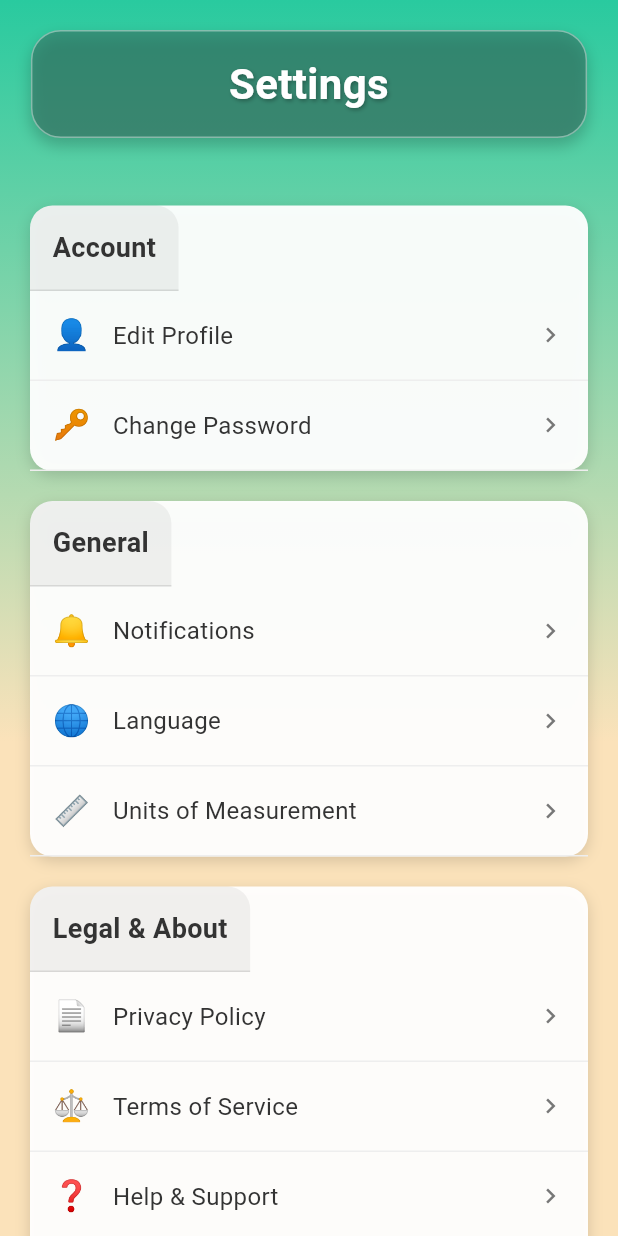
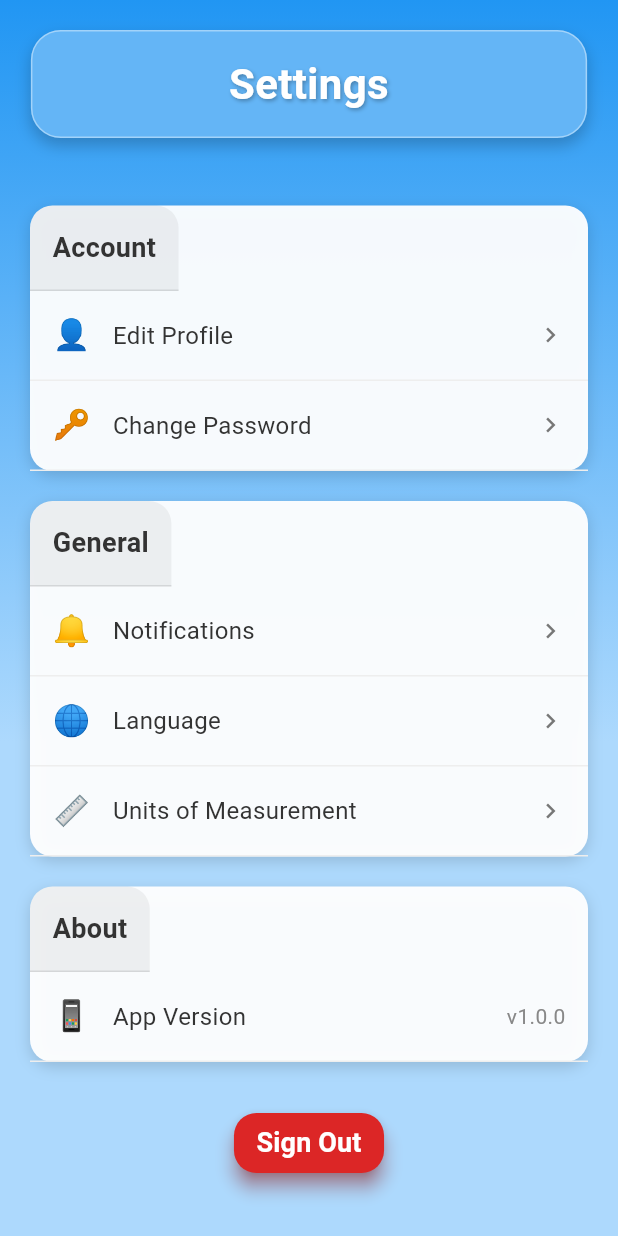
Before and after one commit to pranav14-1/HariVest, a Flutter app: the SettingsScreen screen opened directly, on a phone screen of 412 x 824 dp. Run offline on Flutter 3.47's test engine with Material 3 defaults, Android fonts, the phone set to English and light mode, and no system bars.

Commit message:
setting screen ui

```diff
--- a/lib/main.dart
+++ b/lib/main.dart
@@ -1,5 +1,6 @@
 import 'package:flutter/material.dart';
 import 'package:pws/screens/dashboard.dart';
+import 'package:pws/screens/settings_screen.dart';
 import 'package:pws/screens/signUpScreen.dart';
 import 'package:pws/screens/splash_screen.dart';
 
@@ -12,6 +13,9 @@
 
   @override
   Widget build(BuildContext context) {
-    return MaterialApp(debugShowCheckedModeBanner: false, home: SplashScreen());
+    return MaterialApp(
+      debugShowCheckedModeBanner: false,
+      home: SettingsScreen(),
+    );
   }
 }
--- a/lib/screens/settings_screen.dart
+++ b/lib/screens/settings_screen.dart
@@ -10,7 +10,10 @@
         title: Text(title),
         content: Text(message),
         actions: [
-          TextButton(onPressed: () => Navigator.pop(context), child: const Text("OK")),
+          TextButton(
+            onPressed: () => Navigator.pop(context),
+            child: const Text("OK"),
+          ),
         ],
       ),
     );
@@ -56,7 +59,7 @@
           Container(
             decoration: const BoxDecoration(
               gradient: LinearGradient(
-                colors: [Color(0xFF29ca9f), Color(0xFFFBE2BA)],
+                colors: [Color(0xFF2196F3), Color.fromARGB(255, 173, 217, 253)],
                 begin: Alignment.topCenter,
                 end: Alignment.bottomCenter,
                 stops: [0, 0.6],
@@ -70,9 +73,12 @@
                 Container(
                   width: MediaQuery.of(context).size.width * 0.9,
                   margin: const EdgeInsets.only(top: 20, bottom: 25),
-                  padding: const EdgeInsets.symmetric(vertical: 15, horizontal: 20),
+                  padding: const EdgeInsets.symmetric(
+                    vertical: 15,
+                    horizontal: 20,
+                  ),
                   decoration: BoxDecoration(
-                    color: const Color(0x99367263),
+                    color: Colors.blue.shade300,
                     borderRadius: BorderRadius.circular(20),
                     border: Border.all(color: Colors.white.withOpacity(0.4)),
                     boxShadow: [
@@ -107,9 +113,7 @@
                     child: Column(
                       children: [
                         // Account Section
-                        _section(
-                          "Account",
-                          [
+                        _section("Account", [
                           _settingItem(
                             icon: "👤",
                             iconColor: const Color(0xFFFBBF24),
@@ -122,71 +126,98 @@
                             label: "Change Password",
                             onTap: () => _navigateTo(context, "ChangePassword"),
                           ),
-                          ],
-                        ),
+                        ]),
                         // General Section
-                        _section(
-                          "General",
-                          [
+                        _section("General", [
                           _settingItem(
                             icon: "🔔",
                             iconColor: const Color(0xFF3B82F6),
                             label: "Notifications",
-                              onTap: () => _showAlert(context, "Notifications", "Go to notification settings"),
+                            onTap: () => _showAlert(
+                              context,
+                              "Notifications",
+                              "Go to notification settings",
+                            ),
                           ),
                           _settingItem(
                             icon: "🌐",
                             iconColor: const Color(0xFFEF4444),
                             label: "Language",
-                              onTap: () => _showAlert(context, "Language", "Change app language"),
+                            onTap: () => _showAlert(
+                              context,
+                              "Language",
+                              "Change app language",
+                            ),
                           ),
                           _settingItem(
                             icon: "📏",
                             iconColor: const Color(0xFF8B5CF6),
                             label: "Units of Measurement",
-                              onTap: () => _showAlert(context, "Units of Measurement", "Change measurement units"),
+                            onTap: () => _showAlert(
+                              context,
+                              "Units of Measurement",
+                              "Change measurement units",
                             ),
-                          ],
                           ),
-                        // Legal & About Section
-                        _section(
-                          "Legal & About",
-                          [
-                            _settingItem(
-                              icon: "📄",
-                              iconColor: const Color(0xFF6B7280),
-                              label: "Privacy Policy",
-                              onTap: () => _showAlert(context, "Privacy Policy", "Show privacy policy"),
-                            ),
-                            _settingItem(
-                              icon: "⚖️",
-                              iconColor: const Color(0xFF6B7280),
-                              label: "Terms of Service",
-                              onTap: () => _showAlert(context, "Terms of Service", "Show terms of service"),
-                            ),
-                            _settingItem(
-                              icon: "❓",
-                              iconColor: const Color(0xFFFBBF24),
-                              label: "Help & Support",
-                              onTap: () => _showAlert(context, "Help & Support", "Get help and support"),
-                            ),
+                        ]),
+                        // About Section
+                        _section("About", [
+                          // _settingItem(
+                          //   icon: "📄",
+                          //   iconColor: const Color(0xFF6B7280),
+                          //   label: "Privacy Policy",
+                          //   onTap: () => _showAlert(
+                          //     context,
+                          //     "Privacy Policy",
+                          //     "Show privacy policy",
+                          //   ),
+                          // ),
+                          // _settingItem(
+                          //   icon: "⚖️",
+                          //   iconColor: const Color(0xFF6B7280),
+                          //   label: "Terms of Service",
+                          //   onTap: () => _showAlert(
+                          //     context,
+                          //     "Terms of Service",
+                          //     "Show terms of service",
+                          //   ),
+                          // ),
+                          // _settingItem(
+                          //   icon: "❓",
+                          //   iconColor: const Color(0xFFFBBF24),
+                          //   label: "Help & Support",
+                          //   onTap: () => _showAlert(
+                          //     context,
+                          //     "Help & Support",
+                          //     "Get help and support",
+                          //   ),
+                          // ),
                           _settingItem(
                             icon: "📱",
                             iconColor: const Color(0xFF9CA3AF),
                             label: "App Version",
-                              trailing: const Text("v1.0.0", style: TextStyle(fontSize: 14, color: Color(0xFF888888))),
+                            trailing: const Text(
+                              "v1.0.0",
+                              style: TextStyle(
+                                fontSize: 14,
+                                color: Color(0xFF888888),
+                              ),
+                            ),
                             onTap: null,
                           ),
-                          ],
-                        ),
+                        ]),
                         // Sign Out Button
                         Container(
                           margin: const EdgeInsets.only(top: 10, bottom: 20),
                           child: ElevatedButton(
                             style: ElevatedButton.styleFrom(
                               backgroundColor: const Color(0xFFDC2626),
-                              shape: RoundedRectangleBorder(borderRadius: BorderRadius.circular(15)),
-                              padding: const EdgeInsets.symmetric(vertical: 15),
+                              shape: RoundedRectangleBorder(
+                                borderRadius: BorderRadius.circular(15),
+                              ),
+                              padding: const EdgeInsets.symmetric(
+                                horizontal: 15,
+                              ),
                               elevation: 5,
                               shadowColor: const Color(0xFFDC2626),
                             ),
@@ -234,8 +265,12 @@
             padding: const EdgeInsets.all(15),
             decoration: BoxDecoration(
               color: Colors.black.withOpacity(0.05),
-              borderRadius: const BorderRadius.vertical(top: Radius.circular(15)),
-              border: const Border(bottom: BorderSide(color: Color(0x1A000000))),
+              borderRadius: const BorderRadius.vertical(
+                top: Radius.circular(15),
+              ),
+              border: const Border(
+                bottom: BorderSide(color: Color(0x1A000000)),
+              ),
             ),
             child: Text(
               title,
@@ -268,13 +303,24 @@
         ),
         child: Row(
           children: [
-            Text(icon, style: TextStyle(fontSize: 20, color: iconColor), textAlign: TextAlign.center),
+            Text(
+              icon,
+              style: TextStyle(fontSize: 20, color: iconColor),
+              textAlign: TextAlign.center,
+            ),
             const SizedBox(width: 15),
             Expanded(
-              child: Text(label, style: const TextStyle(fontSize: 16, color: Color(0xFF333333))),
+              child: Text(
+                label,
+                style: const TextStyle(fontSize: 16, color: Color(0xFF333333)),
+              ),
             ),
             trailing ??
-                const Icon(Icons.chevron_right, color: Color(0xFF777777), size: 20),
+                const Icon(
+                  Icons.chevron_right,
+                  color: Color(0xFF777777),
+                  size: 20,
+                ),
           ],
         ),
       ),
```
Lines whose indentation alone changed are shown as unchanged.
